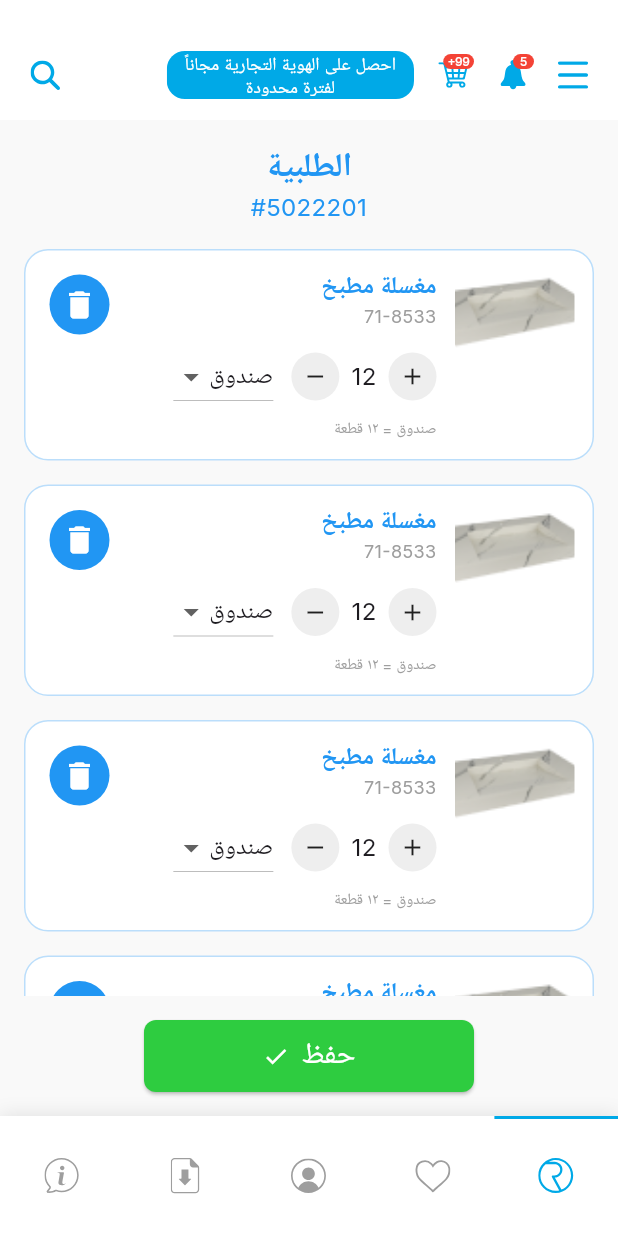
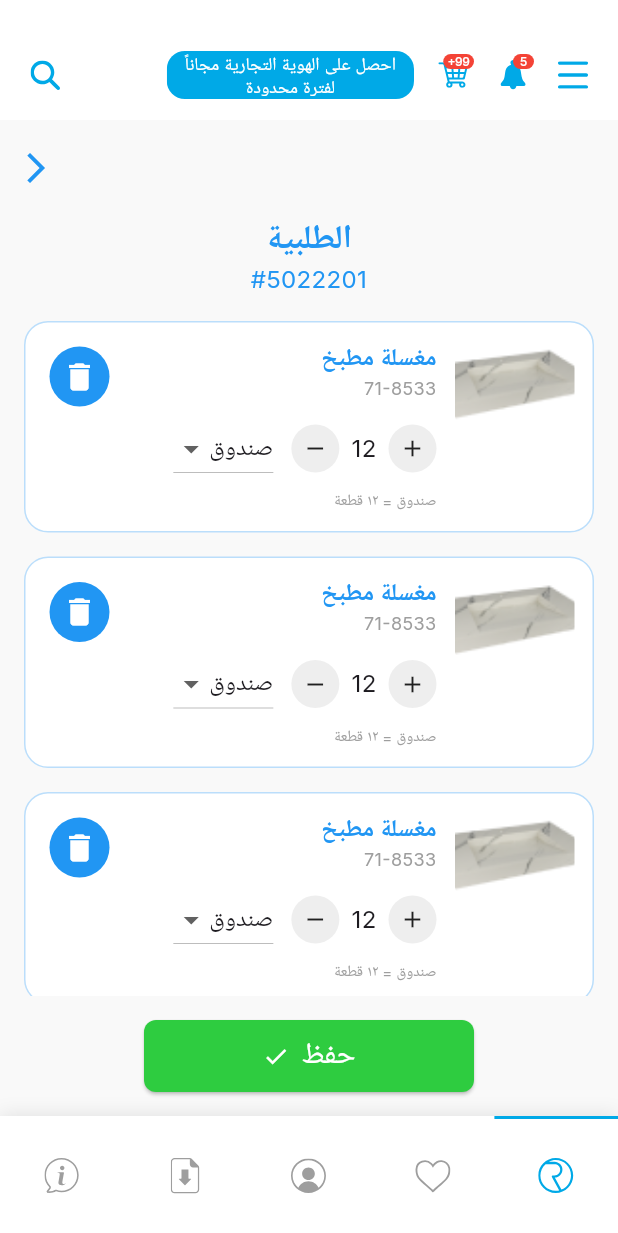
Before and after one commit to YazanAK23/royal, a Flutter app: the OrderDetailsPage screen opened by its route, on a phone screen of 412 x 824 dp. Shown: the top 1233 px of the screen. Run offline on Flutter 3.47's test engine with Material 3 defaults, Android fonts, the phone set to English and light mode, and no system bars; our stand-ins replace flutter_riverpod, flutter_svg, google_fonts, shared_preferences; accounts and stored records are empty.

Commit message:
handle the arabic and english in order screen

```diff
--- a/lib/screens/order_details_page.dart
+++ b/lib/screens/order_details_page.dart
@@ -3,6 +3,7 @@ import 'package:royal/generated/l10n.dart';
 import '../../widgets/custom_app_bar.dart';
 import '../../widgets/custom_bottom_nav_bar.dart';
 import '../../widgets/item_card.dart';
+import '../../core/routes/app_routes.dart';
 
 class OrderDetailsPage extends StatelessWidget {
   const OrderDetailsPage({Key? key}) : super(key: key);
@@ -17,7 +18,18 @@ class OrderDetailsPage extends StatelessWidget {
         appBar: const CustomAppBar(),
         body: Column(
           children: [
-            const SizedBox(height: 16),
+            const SizedBox(height: 8),
+            Row(
+              mainAxisAlignment: MainAxisAlignment.start,
+              textDirection: TextDirection.ltr,
+              children: [
+                IconButton(
+                  icon: const Icon(Icons.arrow_back_ios_new, color: Colors.blue),
+                  onPressed: () => Navigator.of(context).pushReplacementNamed(AppRoutes.orders),
+                ),
+              ],
+            ),
+            const SizedBox(height: 8),
             Text(
               s.itemOrderTitle,
               style: const TextStyle(fontSize: 22, color: Colors.blue, fontWeight: FontWeight.bold),
```
Also changed, not shown: lib/l10n/intl_ar.arb (+9 -1 lines), lib/l10n/intl_en.arb (+9 -1 lines), lib/screens/orders/order_screen.dart (+15 -11 lines), lib/generated/intl/messages_ar.dart, lib/generated/intl/messages_en.dart, lib/generated/l10n.dart.
